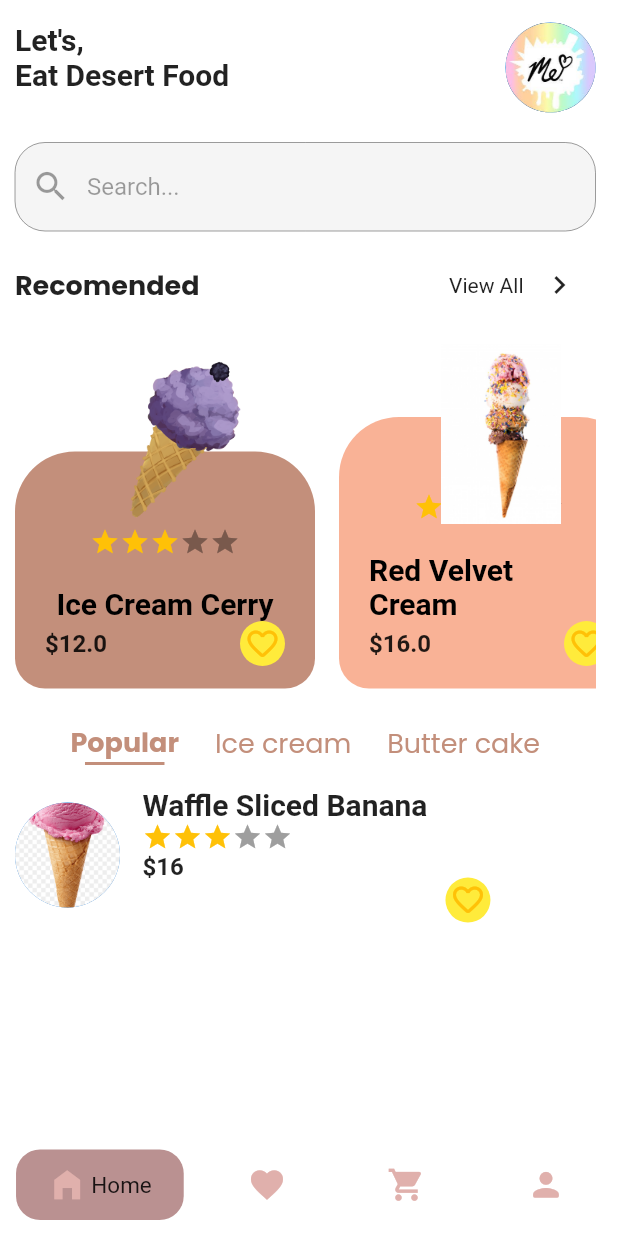
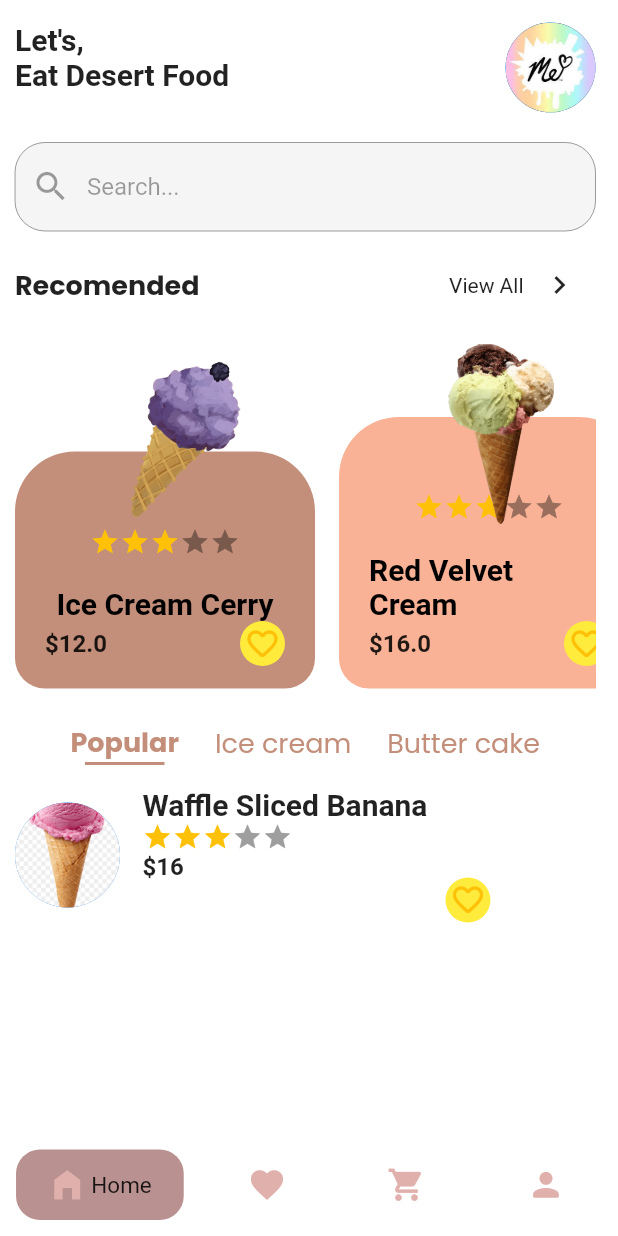
Before and after one commit to gafaradeniran/shopping_app_challenge, a Flutter app: the screen it shows after launch, on a phone screen of 412 x 824 dp. Run offline on Flutter 3.47's test engine with Material 2 defaults, Android fonts, the phone set to English and light mode, and no system bars; drawn by our look-alikes of flutter_rating_bar; our stand-ins replace google_fonts; Roboto replaces fonts that are missing (Arimo).

```diff
--- a/lib/productformat/itemsformat.dart
+++ b/lib/productformat/itemsformat.dart
@@ -28,7 +28,7 @@ List<ProductFormat> productDetails = [
   ),
   ProductFormat(
     name: 'Red Velvet Cream',
-    item_image: 'assets/freecream2.jpg',
+    item_image: 'assets/vanilla1.png',
     price: 16,
     container_color: const Color(0xffF9B296),
     icon_color: Colors.yellow,
@@ -37,7 +37,7 @@ List<ProductFormat> productDetails = [
   ),
   ProductFormat(
     name: 'Ice Cream ',
-    item_image: 'assets/realcream2.png',
+    item_image: 'assets/vanilla2.png',
     price: 76,
     container_color: const Color(0xC9B90C5D),
     icon_color: Colors.yellow,
@@ -46,7 +46,7 @@ List<ProductFormat> productDetails = [
   ),
   ProductFormat(
     name: 'Ice Cream berry',
-    item_image: 'assets/creamcone1.jpg',
+    item_image: 'assets/purpleicecream.png',
     price: 28,
     container_color: const Color(0x7C030201),
     icon_color: Colors.yellow,
```
Also changed, not shown: assets/redvelvet.jpeg (deleted), assets/vanilla1.png (added), assets/vanilla2.png (added).
